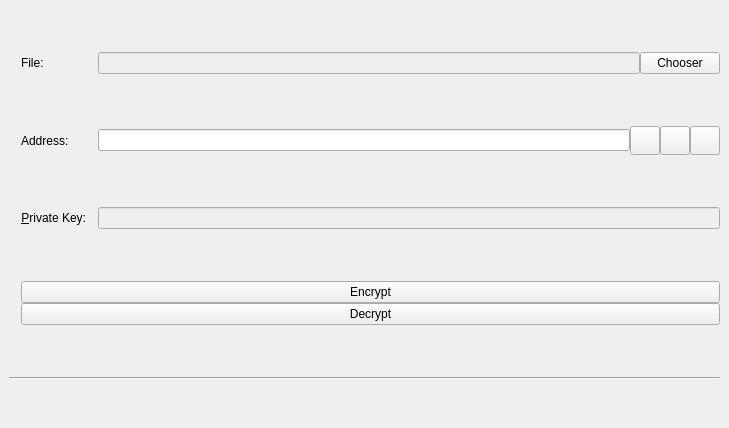
Old version of the form src/qt/forms/encryptdecrypt.ui in the repository mceme/ImageCoin.
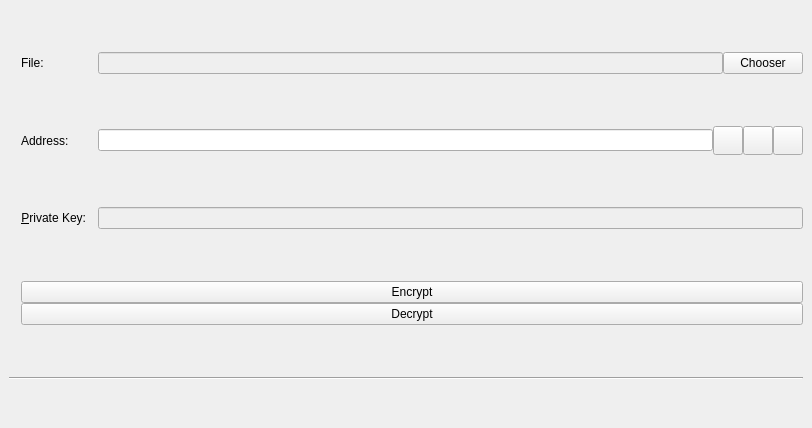
New version of the form. Custom widgets are drawn as their Qt base class.

What changed in the file:
```diff
--- a/src/qt/forms/encryptdecrypt.ui
+++ b/src/qt/forms/encryptdecrypt.ui
@@ -6,7 +6,7 @@
    <rect>
     <x>0</x>
     <y>0</y>
-    <width>729</width>
+    <width>812</width>
     <height>428</height>
    </rect>
   </property>
```
